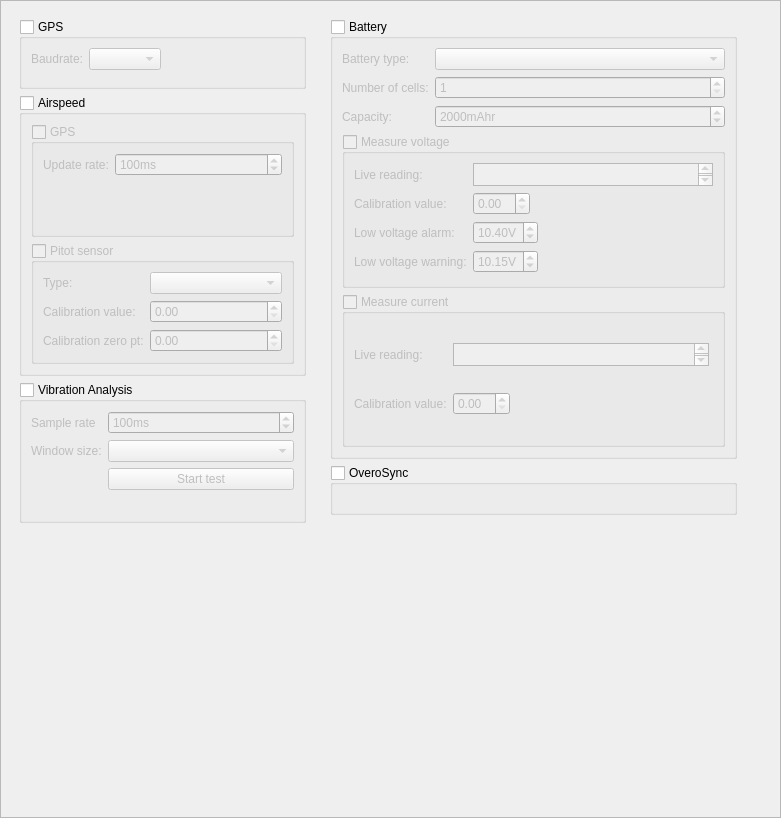
The window that ground/gcs/src/plugins/config/modulesettingsform.ui (TauLabs/TauLabs) describes before a commit, drawn with Qt 5.
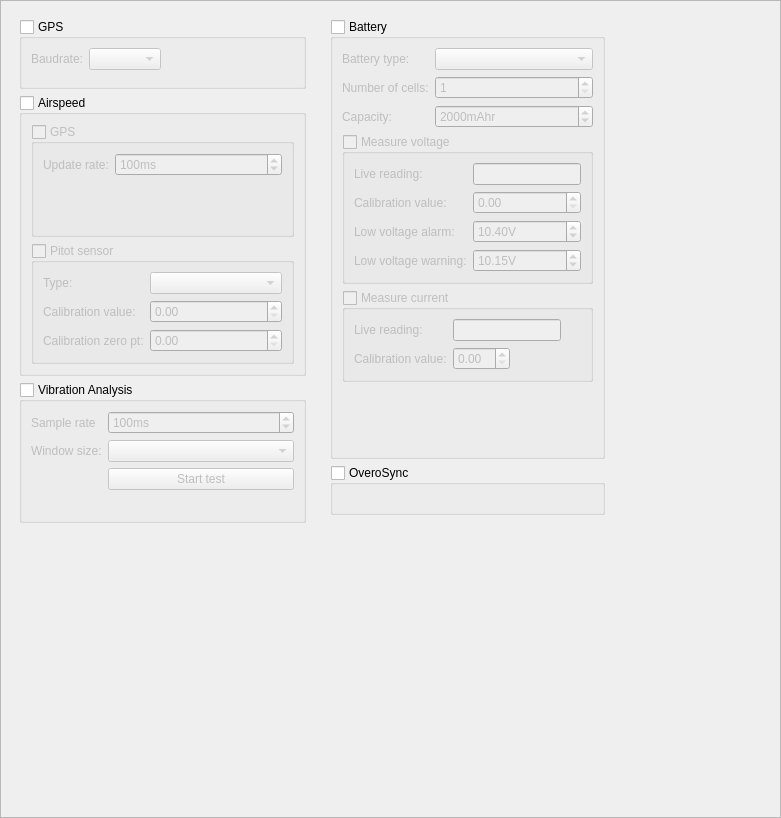
The same window after the commit.

Commit message: Changed textbrowser widgets into lineedit widgets. This allows for easier compatibility with UAVObjectToWidgetRelation.

Patch:
```diff
--- a/ground/gcs/src/plugins/config/modulesettingsform.ui
+++ b/ground/gcs/src/plugins/config/modulesettingsform.ui
@@ -400,9 +400,6 @@
                 <bool>false</bool>
                </property>
                <layout class="QFormLayout" name="formLayout">
-                <property name="fieldGrowthPolicy">
-                 <enum>QFormLayout::FieldsStayAtSizeHint</enum>
-                </property>
                 <item row="0" column="0">
                  <widget class="QLabel" name="label_14">
                   <property name="text">
@@ -411,17 +408,7 @@
                  </widget>
                 </item>
                 <item row="0" column="1">
-                 <widget class="QTextEdit" name="tb_liveVoltageReading">
-                  <property name="maximumSize">
-                   <size>
-                    <width>16777215</width>
-                    <height>23</height>
-                   </size>
-                  </property>
-                  <property name="readOnly">
-                   <bool>true</bool>
-                  </property>
-                 </widget>
+                 <widget class="QLineEdit" name="le_liveVoltageReading"/>
                 </item>
                 <item row="1" column="0">
                  <widget class="QLabel" name="label_13">
@@ -517,20 +504,7 @@
                  </widget>
                 </item>
                 <item row="0" column="1">
-                 <widget class="QTextEdit" name="tb_liveCurrentReading">
-                  <property name="enabled">
-                   <bool>false</bool>
-                  </property>
-                  <property name="maximumSize">
-                   <size>
-                    <width>16777215</width>
-                    <height>23</height>
-                   </size>
-                  </property>
-                  <property name="readOnly">
-                   <bool>true</bool>
-                  </property>
-                 </widget>
+                 <widget class="QLineEdit" name="le_liveCurrentReading"/>
                 </item>
                </layout>
               </widget>
```
The commit also changes 1 other file.
